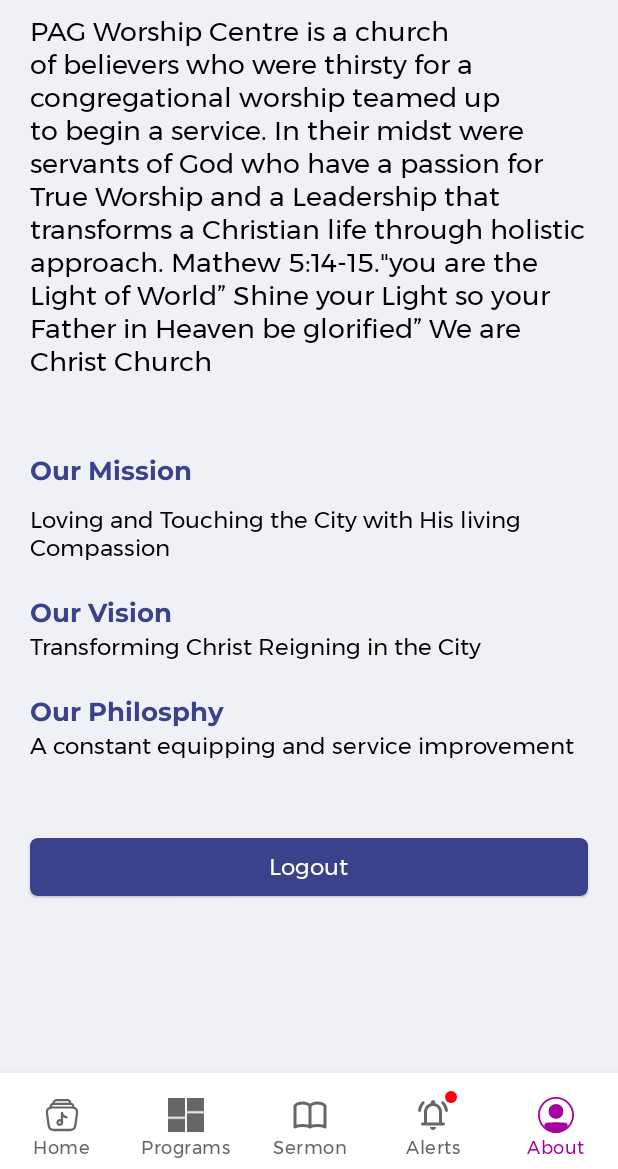
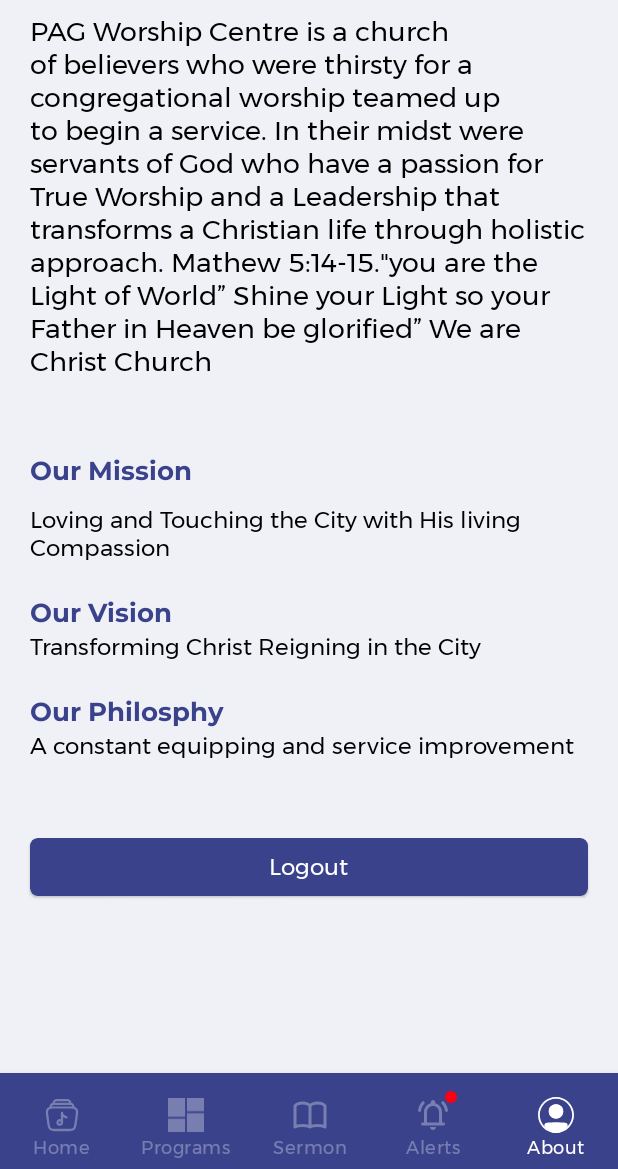
Before and after one commit to patrickhamzaokello/ProjectWCDLIRA, an Android app: the RootActivity screen opened directly, with no data from a screen before it, item 5 of the bottom bar chosen, on a phone screen of 412 x 824 dp, the part 67-1236 px from its top. Run offline under Robolectric (Android 15) with nearby library versions, the phone set to English and light mode, and no system bars; our stand-ins replace navigation-ui; libraries missing offline, so code that uses them is left out: androidx.palette.graphics, cn.pedant, com.androidnetworking.interceptors, com.makeramen.roundedimageview, com.smarteist.autoimageslider; pictures from the network do not load; 10 statements that could not run were skipped.

Commit message:
update on ui

```diff
--- a/app/src/main/res/color/navigationcolors.xml
+++ b/app/src/main/res/color/navigationcolors.xml
@@ -1,14 +1,14 @@
 <?xml version="1.0" encoding="utf-8"?>
 <selector xmlns:android="http://schemas.android.com/apk/res/android" >
     <item android:state_pressed="true"
-        android:color="#A8009D"/> <!-- pressed -->
+        android:color="#FF0057"/> <!-- pressed -->
     <item android:state_focused="true"
-        android:color="#A8009D"/>
+        android:color="#FF0057"/>
     <item android:state_selected="true"
-        android:color="#A8009D"/>
+        android:color="#FFFFFF"/>
 
     <item android:state_enabled="true"
-        android:color="#666666"/>
+        android:color="#51FFFFFF"/>
     <!-- focused -->
-    <item android:color="#666666"/> <!-- default -->
+    <item android:color="#51FFFFFF"/> <!-- default -->
 </selector>
--- a/app/src/main/res/layout/activity_root_activity.xml
+++ b/app/src/main/res/layout/activity_root_activity.xml
@@ -157,7 +157,7 @@
         android:layout_height="wrap_content"
         android:layout_marginStart="0dp"
         android:layout_marginEnd="0dp"
-        android:background="@color/white"
+        android:background="@color/purple_500"
         android:paddingTop="8dp"
         app:itemIconTint="@color/navigationcolors"
         app:itemTextColor="@color/navigationcolors"
```
